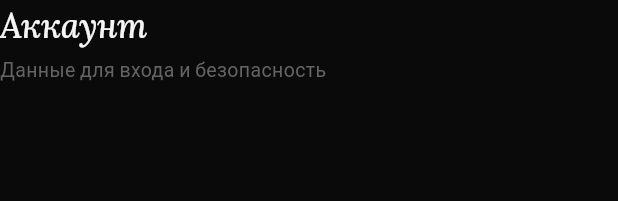
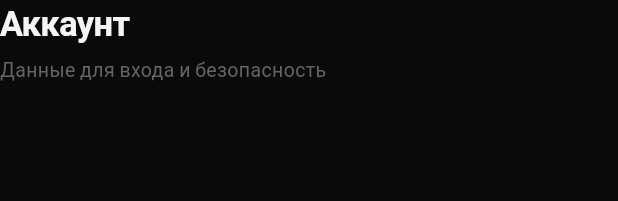
Before and after one commit to tranquility598-beep/love-app, a Flutter app: the SettingsSectionHead widget shown alone on an empty page, opened directly, on a phone screen of 412 x 824 dp. Shown: the top 201 px of the screen. Run offline on Flutter 3.47's test engine with Material 3 defaults, Android fonts, the light colour scheme and no system bars; our stand-ins replace app_links, flutter_local_notifications, flutter_secure_storage, flutter_svg, image_picker, just_audio and 3 more; missing offline and left inert: flutter_webrtc; accounts and stored records are empty.

Commit message:
fix(mobile): remove Lora serif font from settings headers to prevent vertical text

```diff
--- a/mobile/lib/src/features/settings/settings_screen.dart
+++ b/mobile/lib/src/features/settings/settings_screen.dart
@@ -999,7 +999,6 @@ class _AboutSection extends StatelessWidget {
               const Text(
                 'L O V E',
                 style: TextStyle(
-                  fontFamily: LoveFonts.serif,
                   fontSize: 28,
                   fontWeight: FontWeight.w600,
                   letterSpacing: 6,
--- a/mobile/lib/src/features/settings/settings_widgets.dart
+++ b/mobile/lib/src/features/settings/settings_widgets.dart
@@ -35,10 +35,8 @@ class SettingsSectionHead extends StatelessWidget {
         Text(
           title,
           style: const TextStyle(
-            fontFamily: LoveFonts.serif,
-            fontStyle: FontStyle.italic,
             fontSize: 23,
-            fontWeight: FontWeight.w500,
+            fontWeight: FontWeight.w600,
             letterSpacing: -0.4,
             color: LoveColors.textPrimary,
           ),
@@ -829,10 +827,8 @@ Future<T?> showLoveSheet<T>(
                         child: Text(
                           title,
                           style: const TextStyle(
-                            fontFamily: LoveFonts.serif,
-                            fontStyle: FontStyle.italic,
                             fontSize: 21,
-                            fontWeight: FontWeight.w500,
+                            fontWeight: FontWeight.w600,
                             color: LoveColors.textPrimary,
                           ),
                         ),
```
